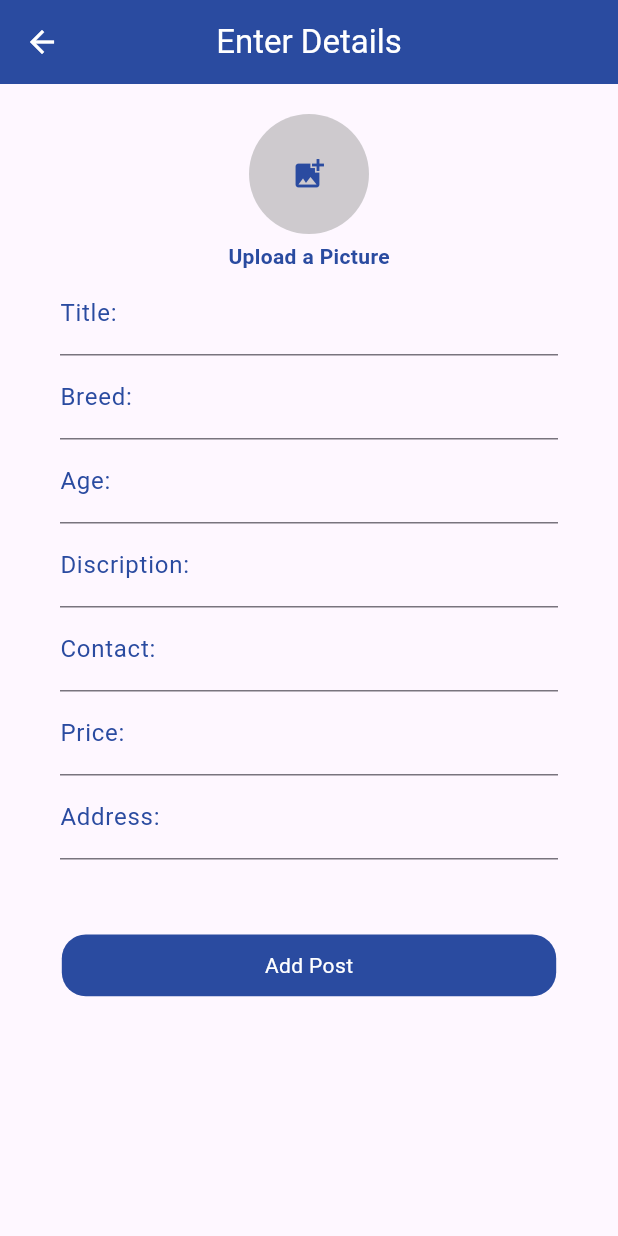
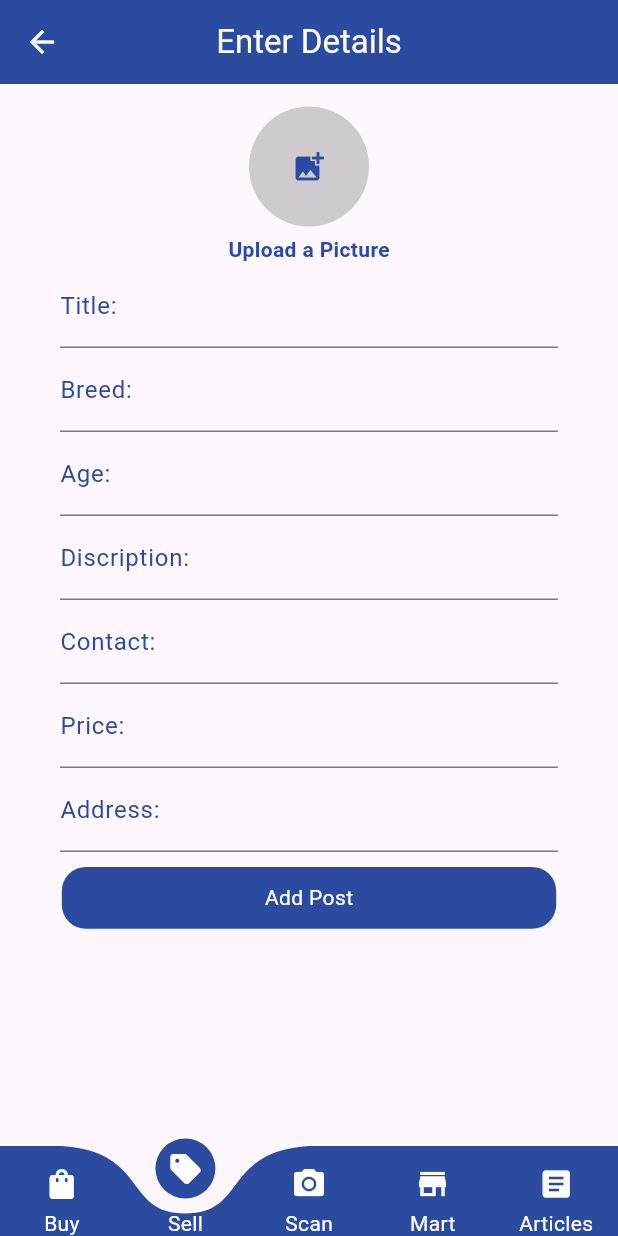
Before and after one commit to YaqoobAhmed/BIrdsApp, a Flutter app: the screen it shows after launch, after a tap on "Login", after a tap on "Sell", on a phone screen of 412 x 824 dp. Run offline on Flutter 3.47's test engine with Material 3 defaults, Android fonts, the phone set to English and light mode, and no system bars; drawn by our look-alikes of curved_labeled_navigation_bar; our stand-ins replace cloud_firestore, firebase_auth, firebase_core, firebase_storage, image_picker; accounts and stored records are empty; network calls fail.

Commit message:
Bottom nav bar is created

```diff
--- a/lib/Views/Onboarding/Screen/onboarding.dart
+++ b/lib/Views/Onboarding/Screen/onboarding.dart
@@ -1,10 +1,7 @@
-import 'package:firebase/Views/Article/Screen_article/article_screen.dart';
-import 'package:firebase/Views/Foodmart/Screen/foodmart_screen.dart';
 import 'package:firebase/Views/Onboarding/Widget/onboard_container.dart';
 import 'package:firebase/Views/Profile/Screen/Profile_screen.dart';
-import 'package:firebase/Views/buy/Screen/buy.dart';
-import 'package:firebase/Views/sell/Screen/Sell.dart';
 import 'package:firebase/colors.dart';
+import 'package:firebase/navBar.dart';
 import 'package:flutter/material.dart';
 
 class OnboardingScreen extends StatelessWidget {
@@ -51,7 +48,8 @@ class OnboardingScreen extends StatelessWidget {
                           onTap: () => Navigator.push(
                             context,
                             MaterialPageRoute(
-                              builder: (context) => BuyScreen(),
+                              builder: (context) =>
+                                  BottomNavBar(initialTabIndex: 0),
                             ),
                           ),
                           icon: Icon(
@@ -65,7 +63,8 @@ class OnboardingScreen extends StatelessWidget {
                           onTap: () => Navigator.push(
                             context,
                             MaterialPageRoute(
-                              builder: (context) => SellScreen(),
+                              builder: (context) =>
+                                  BottomNavBar(initialTabIndex: 1),
                             ),
                           ),
                           icon: Icon(
@@ -84,6 +83,13 @@ class OnboardingScreen extends StatelessWidget {
                       mainAxisAlignment: MainAxisAlignment.center,
                       children: [
                         OnboardContainer(
+                          onTap: () => Navigator.push(
+                            context,
+                            MaterialPageRoute(
+                              builder: (context) =>
+                                  BottomNavBar(initialTabIndex: 2),
+                            ),
+                          ),
                           icon: Icon(
                             Icons.camera_alt,
                             color: whiteColor,
@@ -103,7 +109,8 @@ class OnboardingScreen extends StatelessWidget {
                           onTap: () => Navigator.push(
                             context,
                             MaterialPageRoute(
-                              builder: (context) => FoodMartScreen(),
+                              builder: (context) =>
+                                  BottomNavBar(initialTabIndex: 3),
                             ),
                           ),
                           icon: Icon(
@@ -117,7 +124,8 @@ class OnboardingScreen extends StatelessWidget {
                           onTap: () => Navigator.push(
                             context,
                             MaterialPageRoute(
-                              builder: (context) => ArticleScreen(),
+                              builder: (context) =>
+                                  BottomNavBar(initialTabIndex: 4),
                             ),
                           ),
                           icon: Icon(
--- a/lib/Views/buy/Screen/buy.dart
+++ b/lib/Views/buy/Screen/buy.dart
@@ -59,7 +59,6 @@ class BuyScreen extends StatelessWidget {
             return const Center(child: Text('No data available'));
           } else {
             return GridView.builder(
-              physics: const NeverScrollableScrollPhysics(),
               shrinkWrap: true,
               itemCount: snapshot.data!.docs.length,
               gridDelegate: const SliverGridDelegateWithFixedCrossAxisCount(
--- a/lib/Views/sell/Screen/Sell.dart
+++ b/lib/Views/sell/Screen/Sell.dart
@@ -126,7 +126,7 @@ class _SellScreenState extends State<SellScreen> {
               children: [
                 Padding(
                   padding: const EdgeInsets.only(
-                    top: 20,
+                    top: 15,
                   ),
                   child: Column(
                     children: [
@@ -236,7 +236,7 @@ class _SellScreenState extends State<SellScreen> {
                           ),
                         ),
                         SizedBox(
-                          height: 50,
+                          height: 10,
                         ),
                         GestureDetector(
                           onTap: AddPost,
--- a/lib/main.dart
+++ b/lib/main.dart
@@ -11,79 +11,18 @@ void main() async {
     options: DefaultFirebaseOptions.currentPlatform,
   );
 
-  runApp(const MyApp());
+  runApp(MyApp());
 }
 
 class MyApp extends StatelessWidget {
-  const MyApp({super.key});
+  MyApp({super.key});
 
   @override
   Widget build(BuildContext context) {
     final user = FirebaseAuth.instance.currentUser;
     return MaterialApp(
       debugShowCheckedModeBanner: false,
-      home: user != null ? const OnboardingScreen() : const LoginView(),
+      home: user != null ? OnboardingScreen() : LoginView(),
     );
   }
 }
-
-// class MainPage extends StatefulWidget {
-//   const MainPage({super.key});
-
-//   @override
-//   State<MainPage> createState() => _MainPageState();
-// }
-
-// class _MainPageState extends State<MainPage> {
-//   @override
-//   Widget build(BuildContext context) {
-//     return Scaffold(
-//       body: PersistentTabView(
-//         context,
-//         screens: screens(),
-//         items: navBarItems(),
-//         navBarStyle: NavBarStyle.style13,
-//       ),
-//     );
-//   }
-// }
-
-// List<Widget> screens() {
-//   return [
-//     BuyScreen(),
-//     SellScreen(),
-//     FoodMartScreen(),
-//     BuyScreen(),
-//     SellScreen(),
-//   ];
-// }
-
-// List<PersistentBottomNavBarItem> navBarItems() {
-//   return [
-//     PersistentBottomNavBarItem(
-//         icon: Icon(Icons.shopping_bag),
-//         activeColorPrimary: blueColor,
-//         title: "Buy",
-//         inactiveColorPrimary: Colors.white),
-//     PersistentBottomNavBarItem(
-//         icon: Icon(Icons.sell),
-//         activeColorPrimary: blueColor,
-//         title: "Sell",
-//         inactiveColorPrimary: Colors.white),
-//     PersistentBottomNavBarItem(
-//         icon: Icon(Icons.sell),
-//         activeColorPrimary: blueColor,
-//         title: "Food",
-//         inactiveColorPrimary: Colors.white),
-//     PersistentBottomNavBarItem(
-//         icon: Icon(Icons.shopping_bag),
-//         activeColorPrimary: blueColor,
-//         title: "Buy",
-//         inactiveColorPrimary: Colors.white),
-//     PersistentBottomNavBarItem(
-//         icon: Icon(Icons.sell),
-//         activeColorPrimary: blueColor,
-//         title: "Sell",
-//         inactiveColorPrimary: Colors.white),
-//   ];
-// }
--- /dev/null
+++ b/lib/navBar.dart
@@ -0,0 +1,112 @@
+import 'package:curved_labeled_navigation_bar/curved_navigation_bar.dart';
+import 'package:curved_labeled_navigation_bar/curved_navigation_bar_item.dart';
+import 'package:firebase/Scan/Screen/scan.dart';
+import 'package:firebase/Views/Article/Screen_article/article_screen.dart';
+import 'package:firebase/Views/Foodmart/Screen/foodmart_screen.dart';
+import 'package:firebase/Views/buy/Screen/buy.dart';
+import 'package:firebase/Views/sell/Screen/Sell.dart';
+import 'package:firebase/colors.dart';
+import 'package:flutter/material.dart';
+
+class BottomNavBar extends StatefulWidget {
+  final int initialTabIndex;
+
+  const BottomNavBar({required this.initialTabIndex, Key? key})
+      : super(key: key);
+
+  @override
+  _BottomNavBarState createState() => _BottomNavBarState(initialTabIndex);
+}
+
+class _BottomNavBarState extends State<BottomNavBar> {
+  int _page;
+
+  _BottomNavBarState(this._page);
+
+  final tabs = [
+    BuyScreen(),
+    SellScreen(),
+    ScanScreen(),
+    FoodMartScreen(),
+    ArticleScreen(),
+  ];
+
+  @override
+  void initState() {
+    super.initState();
+    if (_page == -1) {
+      _page = widget.initialTabIndex;
+    }
+  }
+
+  @override
+  Widget build(BuildContext context) {
+    return Scaffold(
+      // floatingActionButton: FloatingActionButton(
+      //   onPressed: () {},
+      //   backgroundColor: blueColor,
+      // ),
+      // floatingActionButtonLocation:
+      //     FloatingActionButtonLocation.miniCenterFloat,
+      extendBody: true,
+      bottomNavigationBar: CurvedNavigationBar(
+        items: [
+          CurvedNavigationBarItem(
+            child: Icon(
+              Icons.shopping_bag,
+              color: whiteColor,
+            ),
+            label: 'Buy',
+            labelStyle: TextStyle(color: whiteColor),
+          ),
+          CurvedNavigationBarItem(
+            child: Icon(
+              Icons.sell,
+              color: whiteColor,
+            ),
+            label: 'Sell',
+            labelStyle: TextStyle(color: whiteColor),
+          ),
+          CurvedNavigationBarItem(
+            child: Icon(
+              Icons.camera_alt,
+              color: whiteColor,
+            ),
+            label: 'Scan',
+            labelStyle: TextStyle(color: whiteColor),
+          ),
+          CurvedNavigationBarItem(
+            child: Icon(
+              Icons.store,
+              color: whiteColor,
+            ),
+            label: 'Mart',
+            labelStyle: TextStyle(color: whiteColor),
+          ),
+          CurvedNavigationBarItem(
+            child: Icon(
+              Icons.article,
+              color: whiteColor,
+            ),
+            label: 'Articles',
+            labelStyle: TextStyle(color: whiteColor),
+          ),
+        ],
+        height: 60,
+        color: blueColor,
+        buttonBackgroundColor: blueColor,
+        backgroundColor: Colors.transparent,
+        animationCurve: Curves.easeInOut,
+        animationDuration: const Duration(milliseconds: 400),
+        onTap: (index) {
+          setState(() {
+            _page = index;
+          });
+        },
+        letIndexChange: (index) => true,
+        index: _page,
+      ),
+      body: tabs[_page],
+    );
+  }
+}
--- a/pubspec.yaml
+++ b/pubspec.yaml
@@ -41,13 +41,13 @@ dependencies:
   image_picker: ^1.0.5
   uuid: ^4.2.2
   firebase_storage: ^11.5.6
-  persistent_bottom_nav_bar: ^5.0.2
   url_launcher: ^6.2.4
+  curved_labeled_navigation_bar: ^2.0.2
 
 dev_dependencies:
   flutter_test:
     sdk: flutter
-  flutter_launcher_icons: ^0.9.2
+  flutter_launcher_icons: ^0.13.1
 
 flutter_icons:
   android: true
```
Also changed, not shown: lib/Scan/Screen/scan.dart (added, +85 -0 lines), lib/Views/Article/Screen_article/article_screen.dart (+3 -0 lines), lib/Views/product_view/Screen/product_view.dart (+16 -11 lines), assets/images/settingsHeart.jpg (deleted), pubspec.lock, 2 other files.
